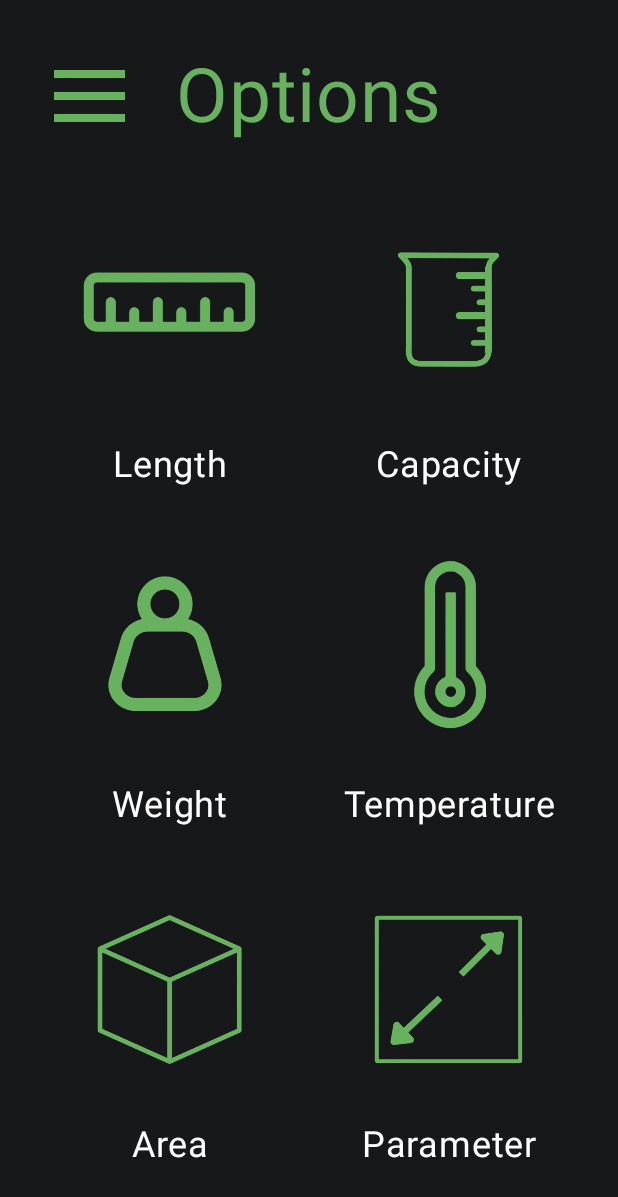
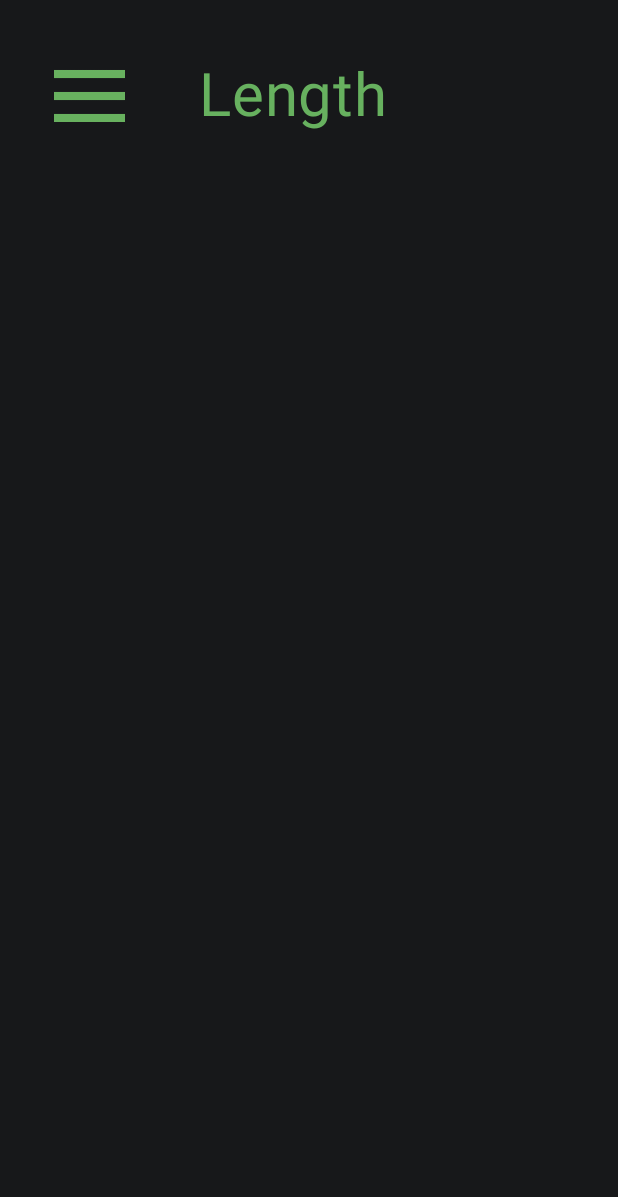
Before and after one commit to Ankumeah/Calculater, an Android app built with Jetpack Compose: the @Preview function PreviewScreen, on a phone screen of 412 x 824 dp. Shown: the top 1197 px of the screen. Run offline under Robolectric (Android 15) with nearby library versions, the phone set to English and light mode, and no system bars.

Commit message:
added OptionTemplate (empty)

```diff
--- a/app/src/main/java/com/example/calculater/MainActivity.kt
+++ b/app/src/main/java/com/example/calculater/MainActivity.kt
@@ -51,6 +51,14 @@ fun AppNavHost(navController: NavHostController) {
         composable("History") { HistoryScreen(history = history, navController = navController) }
         composable("Options") { OptionsScreen(navController = navController) }
         composable("About Us") {Screen(history =  history, context = LocalContext.current, navController = navController) }
+
+        composable("Length") { OptionTemplate(navController = navController, option = "Length") }
+        composable("Capacity") { OptionTemplate(navController = navController, option = "Capacity") }
+        composable("Weight") { OptionTemplate(navController = navController, option = "Weight") }
+        composable("Temperature") { OptionTemplate(navController = navController, option = "Temperature") }
+        composable("Area") { OptionTemplate(navController = navController, option = "Area") }
+        composable("Parameter") { OptionTemplate(navController = navController, option = "Parameter") }
+
     }
 }
 
--- /dev/null
+++ b/app/src/main/java/com/example/calculater/OptionTemplate.kt
@@ -0,0 +1,59 @@
+package com.example.calculater
+
+import androidx.compose.foundation.background
+import androidx.compose.foundation.layout.Box
+import androidx.compose.foundation.layout.Column
+import androidx.compose.foundation.layout.Row
+import androidx.compose.foundation.layout.fillMaxSize
+import androidx.compose.foundation.layout.fillMaxWidth
+import androidx.compose.foundation.layout.padding
+import androidx.compose.material3.Text
+import androidx.compose.runtime.Composable
+import androidx.compose.ui.Alignment
+import androidx.compose.ui.Modifier
+import androidx.compose.ui.text.style.TextAlign
+import androidx.compose.ui.tooling.preview.Preview
+import androidx.compose.ui.unit.dp
+import androidx.compose.ui.unit.sp
+import androidx.navigation.NavHostController
+import androidx.navigation.compose.rememberNavController
+import com.example.calculater.ui.theme.CalculaterTheme
+import com.example.calculater.ui.theme.DarkDarkGray
+import com.example.calculater.ui.theme.DullGreen
+
+@Composable
+fun OptionTemplate(option: String, navController: NavHostController, modifier: Modifier = Modifier.fillMaxSize()) {
+    Column(modifier = modifier.background(color = DarkDarkGray).padding(top = 24.dp)) {
+        Row(modifier = Modifier.weight(0.1f).fillMaxSize().fillMaxSize()) {
+            Box(
+                modifier = Modifier.weight(0.25f).fillMaxSize().padding(start = 20.dp),
+                contentAlignment = Alignment.CenterStart
+            ) {
+                MenuDropdown(
+                    navController = navController,
+                    currentPage = option,
+                    color = DullGreen,
+                    modifier = Modifier.fillMaxWidth()
+                )
+            }
+            Box(
+                modifier = Modifier.weight(0.75f).fillMaxSize().padding(start = 30.dp, end = 5.dp),
+                contentAlignment = Alignment.Center
+            ) {
+                Text(text = option, color = DullGreen, fontSize = 40.sp, textAlign = TextAlign.Start, modifier = Modifier.fillMaxWidth())
+            }
+        }
+        Column(modifier = Modifier.weight(0.9f).fillMaxSize()) {
+
+        }
+    }
+}
+
+@Preview(showBackground = true)
+@Composable
+fun PreviewScreen() {
+    CalculaterTheme {
+        val navController = rememberNavController()
+        OptionTemplate(navController = rememberNavController(), option = "Length")
+    }
+}
--- a/app/src/main/java/com/example/calculater/OptionsScreen.kt
+++ b/app/src/main/java/com/example/calculater/OptionsScreen.kt
@@ -36,7 +36,7 @@ import com.example.calculater.ui.theme.DullGreen
 fun OptionCard(modifier: Modifier = Modifier, text: String, image: Int = R.drawable.ic_launcher_foreground, navController: NavHostController) {
     Column(modifier = modifier
         .clickable {
-            navController.goTo("Home")
+            navController.goTo(text)
         }) {
         Box(modifier = Modifier.weight(0.7f).fillMaxSize()) {
             Image(
@@ -83,11 +83,11 @@ fun OptionsScreen(navController: NavHostController, modifier: Modifier = Modifie
     }
 }
 
-@Preview(showBackground = true)
-@Composable
-fun PreviewScreen() {
-    CalculaterTheme {
-        val navController = rememberNavController()
-        OptionsScreen(navController = rememberNavController())
-    }
-}
+//@Preview(showBackground = true)
+//@Composable
+//fun PreviewScreen() {
+//    CalculaterTheme {
+//        val navController = rememberNavController()
+//        OptionsScreen(navController = rememberNavController())
+//    }
+//}
```
